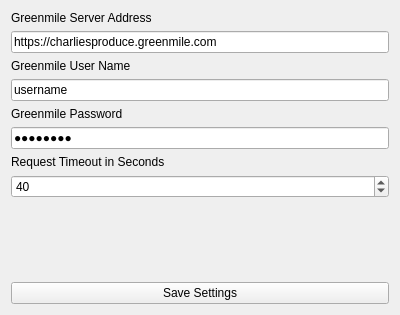
The window that Bridge/Greenmile/greenmileconfigwidget.ui (ademarest/GreenmileBridge) describes before a commit, drawn with Qt 5.
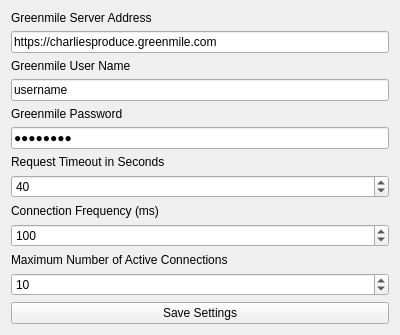
The same window after the commit.

Commit message: Added freq and max connections options to GMConnection

What changed in the file:
```diff
--- a/Bridge/Greenmile/greenmileconfigwidget.ui
+++ b/Bridge/Greenmile/greenmileconfigwidget.ui
@@ -16,6 +16,26 @@
   <layout class="QGridLayout" name="gridLayout_2">
    <item row="0" column="0">
     <layout class="QGridLayout" name="gridLayout">
+     <item row="8" column="0">
+      <widget class="QLabel" name="connectionFreqLabel">
+       <property name="text">
+        <string>Connection Frequency (ms)</string>
+       </property>
+      </widget>
+     </item>
+     <item row="9" column="0">
+      <widget class="QSpinBox" name="connectionFreqMSSpinBox">
+       <property name="minimum">
+        <number>1</number>
+       </property>
+       <property name="maximum">
+        <number>1000</number>
+       </property>
+       <property name="value">
+        <number>100</number>
+       </property>
+      </widget>
+     </item>
      <item row="5" column="0">
       <widget class="QLineEdit" name="passwordLineEdit">
        <property name="text">
@@ -33,7 +53,7 @@
        </property>
       </widget>
      </item>
-     <item row="9" column="0">
+     <item row="13" column="0">
       <widget class="QPushButton" name="saveSettingsButton">
        <property name="text">
         <string>Save Settings</string>
@@ -61,7 +81,7 @@
        </property>
       </widget>
      </item>
-     <item row="8" column="0">
+     <item row="12" column="0">
       <spacer name="verticalSpacer">
        <property name="orientation">
         <enum>Qt::Vertical</enum>
@@ -87,13 +107,6 @@
        </property>
       </widget>
      </item>
-     <item row="4" column="0">
-      <widget class="QLabel" name="passwordLabel">
-       <property name="text">
-        <string>Greenmile Password</string>
-       </property>
-      </widget>
-     </item>
      <item row="6" column="0">
       <widget class="QLabel" name="requestTimeoutLabel">
        <property name="text">
@@ -101,6 +114,33 @@
        </property>
       </widget>
      </item>
+     <item row="4" column="0">
+      <widget class="QLabel" name="passwordLabel">
+       <property name="text">
+        <string>Greenmile Password</string>
+       </property>
+      </widget>
+     </item>
+     <item row="10" column="0">
+      <widget class="QLabel" name="maxActiveConnectionsLabel">
+       <property name="text">
+        <string>Maximum Number of Active Connections</string>
+       </property>
+      </widget>
+     </item>
+     <item row="11" column="0">
+      <widget class="QSpinBox" name="maxActiveConnectionsSpinBox">
+       <property name="minimum">
+        <number>1</number>
+       </property>
+       <property name="maximum">
+        <number>100</number>
+       </property>
+       <property name="value">
+        <number>10</number>
+       </property>
+      </widget>
+     </item>
     </layout>
    </item>
   </layout>
```
Left out of the diff: 2 changed lines with no effect on the pictures. The commit also changes 3 other files.
